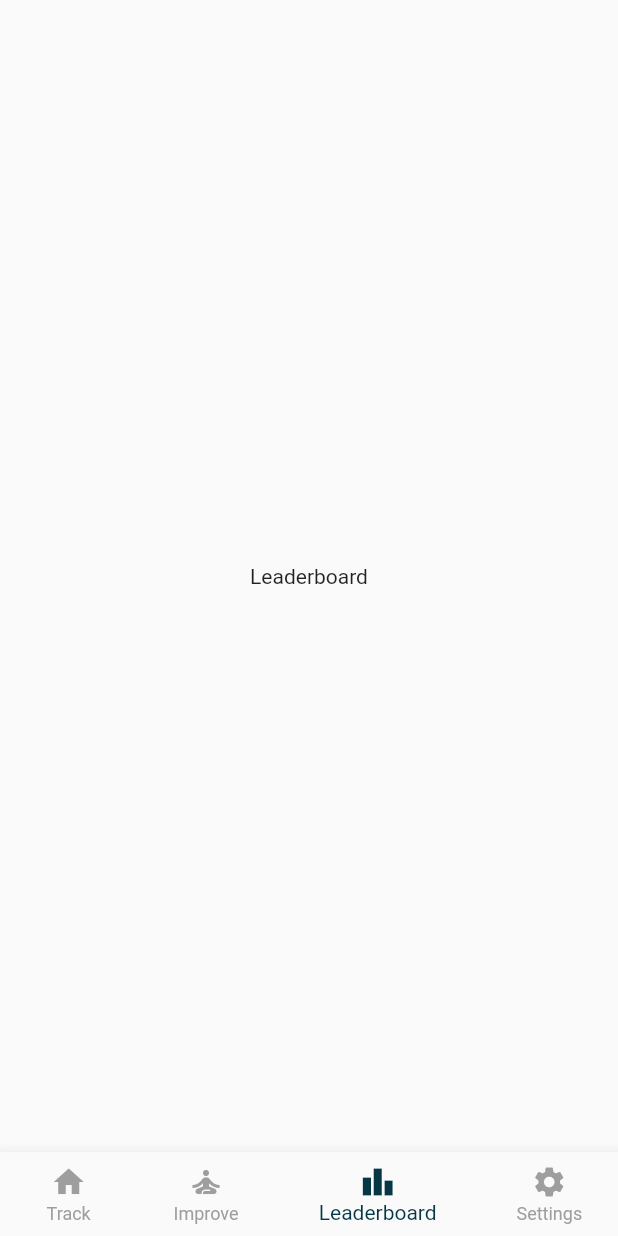
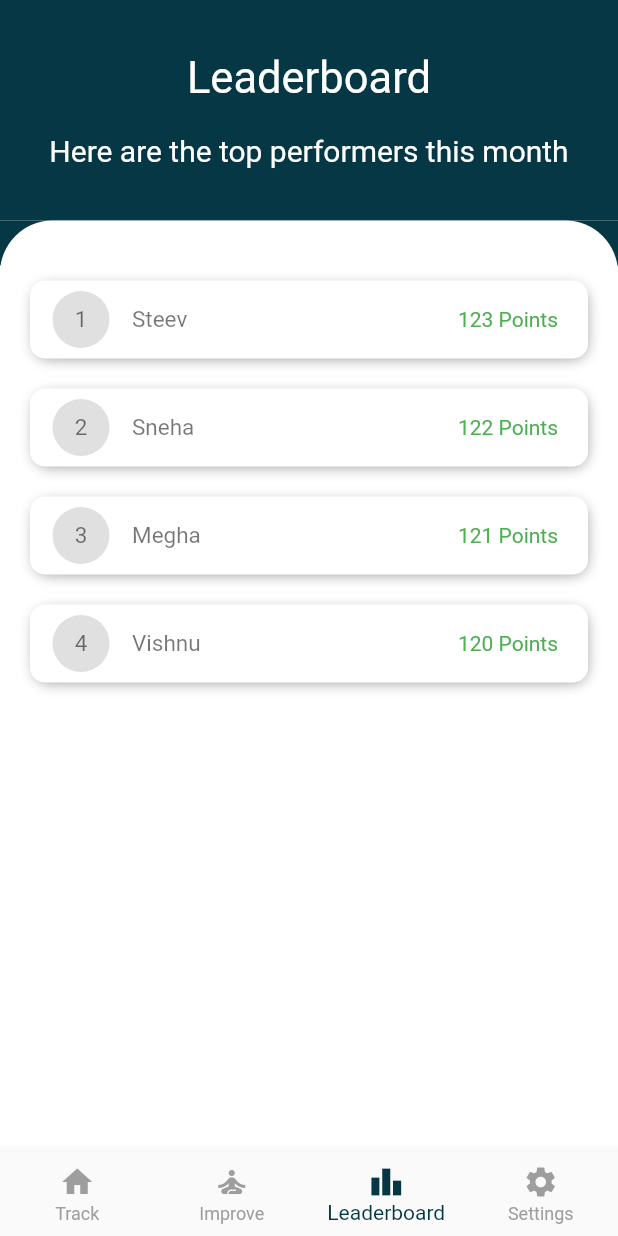
Before and after one commit to steevjames/Nirmaan-Project, a Flutter app: the screen it shows after launch, item 3 of the bottom bar chosen, on a phone screen of 412 x 824 dp. Run offline on Flutter 3.47's test engine with Material 2 defaults, Android fonts, the light colour scheme and no system bars; our stand-ins replace fl_chart, google_sign_in, introduction_screen.

Commit message:
Made leaderboard page

```diff
--- a/lib/Intro/intro.dart
+++ b/lib/Intro/intro.dart
@@ -1,5 +1,4 @@
 import 'package:flutter/material.dart';
-import 'package:flutter/services.dart';
 import 'package:introduction_screen/introduction_screen.dart';
 
 class OnBoardingPage extends StatefulWidget {
--- /dev/null
+++ b/lib/Leaderboard/Components/header.dart
@@ -0,0 +1,36 @@
+import 'package:flutter/material.dart';
+
+class Leaderboardheader extends StatelessWidget {
+  @override
+  Widget build(BuildContext context) {
+    return Padding(
+      padding: const EdgeInsets.symmetric(horizontal: 30, vertical: 20),
+      child: Column(
+        crossAxisAlignment: CrossAxisAlignment.stretch,
+        children: [
+          SizedBox(
+            height: 15,
+          ),
+          Center(
+            child: Text(
+              "Leaderboard",
+              style: TextStyle(color: Colors.white, fontSize: 29),
+              textAlign: TextAlign.center,
+            ),
+          ),
+          SizedBox(
+            height: 20,
+          ),
+          Text(
+            "Here are the top performers this month",
+            style: TextStyle(color: Colors.white, fontSize: 20),
+            textAlign: TextAlign.center,
+          ),
+          SizedBox(
+            height: 15,
+          ),
+        ],
+      ),
+    );
+  }
+}
--- /dev/null
+++ b/lib/Leaderboard/Components/leaderboardCard.dart
@@ -0,0 +1,52 @@
+import 'package:flutter/material.dart';
+
+class LeaderboardCard extends StatelessWidget {
+  final Map<String, dynamic> details;
+  final int rank;
+  LeaderboardCard({@required this.details, @required this.rank});
+  @override
+  Widget build(BuildContext context) {
+    return Container(
+      margin: EdgeInsets.symmetric(horizontal: 0, vertical: 10),
+      padding: EdgeInsets.fromLTRB(5, 7, 20, 7),
+      decoration: BoxDecoration(
+        color: Colors.white,
+        boxShadow: [
+          BoxShadow(
+              blurRadius: 7,
+              spreadRadius: -2,
+              color: Colors.grey,
+              offset: Offset(1, 2))
+        ],
+        borderRadius: BorderRadius.circular(10),
+      ),
+      child: Row(
+        children: [
+          SizedBox(width: 10),
+          CircleAvatar(
+            backgroundColor: Colors.black12,
+            radius: 19,
+            child: Text(
+              "$rank",
+              style: TextStyle(color: Colors.black54, fontSize: 15),
+              textAlign: TextAlign.center,
+            ),
+          ),
+          SizedBox(width: 15),
+          Expanded(
+            child: Text(
+              details["name"],
+              style: TextStyle(color: Colors.black54, fontSize: 15),
+              textAlign: TextAlign.left,
+            ),
+          ),
+          Text(
+            details["points"] + " Points",
+            style: TextStyle(color: Colors.green, fontSize: 14),
+            textAlign: TextAlign.center,
+          ),
+        ],
+      ),
+    );
+  }
+}
--- /dev/null
+++ b/lib/Leaderboard/leaderboard.dart
@@ -0,0 +1,72 @@
+import 'package:carbonfootprint/Leaderboard/Components/header.dart';
+import 'package:carbonfootprint/Leaderboard/Components/leaderboardCard.dart';
+import 'package:flutter/material.dart';
+
+class Leaderboard extends StatelessWidget {
+  @override
+  Widget build(BuildContext context) {
+    return Scaffold(
+      backgroundColor: Colors.white,
+      // Zero height appbar: It avoids status bar
+      appBar: PreferredSize(
+        preferredSize: Size.fromHeight(0.0),
+        child: AppBar(
+          backgroundColor: Color.fromRGBO(5, 55, 68, 1),
+        ),
+      ),
+
+      body: SingleChildScrollView(
+        child: Column(
+          children: [
+            Container(
+              color: Color.fromRGBO(5, 55, 68, 1),
+              child: Leaderboardheader(),
+            ),
+            Stack(
+              children: [
+                Container(
+                  height: 30,
+                  color: Color.fromRGBO(5, 55, 68, 1),
+                ),
+                Container(
+                  decoration: BoxDecoration(
+                    color: Colors.white,
+                    borderRadius: BorderRadius.only(
+                      topLeft: Radius.circular(35),
+                      topRight: Radius.circular(35),
+                    ),
+                  ),
+                  child: BottomPart(),
+                ),
+              ],
+            ),
+          ],
+        ),
+      ),
+    );
+  }
+}
+
+class BottomPart extends StatelessWidget {
+  final List<Map<String, dynamic>> sampleData = [
+    {"name": "Steev", "image": "", "points": "123"},
+    {"name": "Sneha", "image": "", "points": "122"},
+    {"name": "Megha", "image": "", "points": "121"},
+    {"name": "Vishnu", "Vishnu": "", "points": "120"},
+  ];
+
+  @override
+  Widget build(BuildContext context) {
+    return Padding(
+      padding: const EdgeInsets.fromLTRB(20, 30, 20, 5),
+      child: Column(
+        crossAxisAlignment: CrossAxisAlignment.stretch,
+        children: List.generate(
+          sampleData.length,
+          (index) =>
+              LeaderboardCard(details: sampleData[index], rank: index + 1),
+        ),
+      ),
+    );
+  }
+}
--- a/lib/Navigation/navigation.dart
+++ b/lib/Navigation/navigation.dart
@@ -1,4 +1,5 @@
 import 'package:carbonfootprint/Homepage/homepage.dart';
+import 'package:carbonfootprint/Leaderboard/leaderboard.dart';
 import 'package:flutter/material.dart';
 
 class NavigationBar extends StatefulWidget {
@@ -15,9 +16,7 @@ class _NavigationBarState extends State<NavigationBar> {
     Text(
       'Improve',
     ),
-    Text(
-      'Leaderboard',
-    ),
+    Leaderboard(),
     Text(
       'Settings',
     ),
@@ -35,6 +34,7 @@ class _NavigationBarState extends State<NavigationBar> {
         child: _widgetOptions.elementAt(_selectedIndex),
       ),
       bottomNavigationBar: BottomNavigationBar(
+        type: BottomNavigationBarType.fixed,
         items: const <BottomNavigationBarItem>[
           BottomNavigationBarItem(
             icon: Icon(Icons.home),
```
Also changed, not shown: lib/Homepage/Components/bottompart.dart (deleted).
